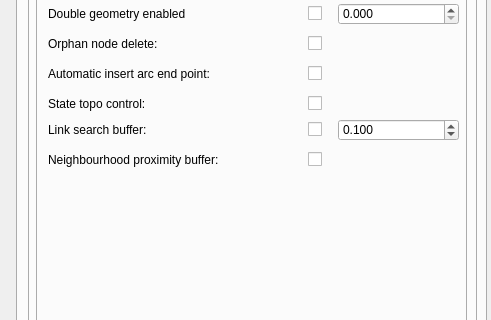
Qt form ui/config.ui (Giswater/giswater_qgis_plugin) before a commit; both pictures show x 0 to 491 and y 243 to 563 of the 491 by 733 pixel window.
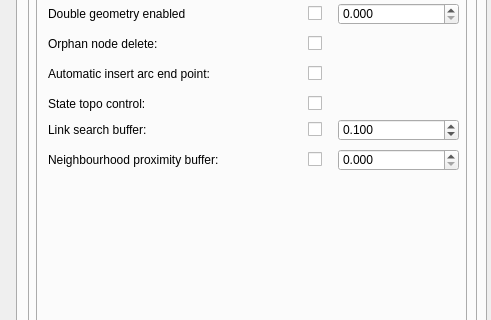
The same form after that commit. The open tabs and pages were chosen to show the change.

Commit message: #Add QDoubleSpinBox in proximity buffer

Patch:
```diff
--- a/ui/config.ui
+++ b/ui/config.ui
@@ -4235,6 +4235,28 @@
           <string/>
          </property>
         </widget>
+        <widget class="QDoubleSpinBox" name="proximity_buffer">
+         <property name="geometry">
+          <rect>
+           <x>300</x>
+           <y>276</y>
+           <width>121</width>
+           <height>22</height>
+          </rect>
+         </property>
+         <property name="locale">
+          <locale language="English" country="UnitedKingdom"/>
+         </property>
+         <property name="decimals">
+          <number>3</number>
+         </property>
+         <property name="singleStep">
+          <double>0.000000000000000</double>
+         </property>
+         <property name="value">
+          <double>0.000000000000000</double>
+         </property>
+        </widget>
        </widget>
        <widget class="QWidget" name="tab_11">
         <attribute name="title">
```
Left out of the diff: 6 changed lines with no effect on the pictures. The commit also changes 1 other file.
